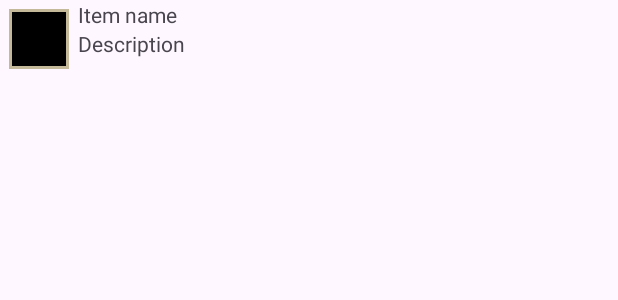
After one commit to quangson258369/tft-app-android, an Android app: the layout item_items.xml on its own in the app's theme, with its tools: preview values and no code run, on a phone screen of 412 x 824 dp. The commit adds this screen. Shown: the top 300 px of the screen. Run offline under Robolectric (Android 15) with nearby library versions, the phone set to English and light mode, and no system bars.

Commit message:
ItemView and SearchItem

```diff
--- a/MyApplication7/app/src/main/java/com/example/myapplication/Models/Item.java
+++ b/MyApplication7/app/src/main/java/com/example/myapplication/Models/Item.java
@@ -1,4 +1,6 @@
 package com.example.myapplication.Models;
+
+import android.graphics.Bitmap;
 
 import java.util.List;
 
--- /dev/null
+++ b/MyApplication7/app/src/main/res/layout/item_items.xml
@@ -0,0 +1,39 @@
+<?xml version="1.0" encoding="utf-8"?>
+<LinearLayout xmlns:android="http://schemas.android.com/apk/res/android"
+    android:layout_width="match_parent"
+    android:layout_height="wrap_content"
+    android:orientation="vertical"
+    >
+
+    <FrameLayout
+        android:id="@+id/FLitem"
+        android:layout_width="wrap_content"
+        android:layout_height="wrap_content">
+        <RelativeLayout
+            android:layout_width="match_parent"
+            android:layout_height="match_parent">
+        <TextView
+            android:layout_width="wrap_content"
+            android:layout_height="wrap_content"
+            android:id="@+id/textViewName"
+            android:text="Item name"
+            android:layout_toEndOf="@+id/imgBaseItem"/>
+            <TextView
+                android:layout_width="wrap_content"
+                android:layout_height="wrap_content"
+                android:id="@+id/textViewDescription"
+                android:text="Description"
+                android:layout_below="@+id/textViewName"
+                android:layout_toEndOf="@+id/imgBaseItem"/>
+        <ImageView
+            android:id="@+id/imgBaseItem"
+            android:layout_width="40dp"
+            android:layout_height="40dp"
+            android:layout_margin="6dp"
+            android:background="@drawable/shape_stroke_color_accent"
+            android:foreground="@drawable/ripple_background"
+            android:src="@drawable/none" />
+        </RelativeLayout>
+
+    </FrameLayout>
+</LinearLayout>
--- a/MyApplication7/app/src/main/res/values-night/themes.xml
+++ b/MyApplication7/app/src/main/res/values-night/themes.xml
@@ -1,6 +1,6 @@
 <resources xmlns:tools="http://schemas.android.com/tools">
     <!-- Base application theme. -->
-    <style name="Base.Theme.MyApplication" parent="Theme.Material3.DayNight.NoActionBar">
+    <style name="Base.Theme.MyApplication" parent="Theme.Material3.DayNight">
         <!-- Customize your dark theme here. -->
         <!-- <item name="colorPrimary">@color/my_dark_primary</item> -->
     </style>
--- a/MyApplication7/app/src/main/res/values/strings.xml
+++ b/MyApplication7/app/src/main/res/values/strings.xml
@@ -1,3 +1,4 @@
 <resources>
     <string name="app_name">My Application</string>
+    <string name="action_search">Search</string>
 </resources>
--- a/MyApplication7/app/src/main/res/values/themes.xml
+++ b/MyApplication7/app/src/main/res/values/themes.xml
@@ -1,6 +1,6 @@
 <resources xmlns:tools="http://schemas.android.com/tools">
     <!-- Base application theme. -->
-    <style name="Base.Theme.MyApplication" parent="Theme.Material3.DayNight.NoActionBar">
+    <style name="Base.Theme.MyApplication" parent="Theme.Material3.DayNight">
         <!-- Customize your light theme here. -->
         <!-- <item name="colorPrimary">@color/my_light_primary</item> -->
     </style>
```
Also changed, not shown: MyApplication7/app/src/main/java/com/example/myapplication/ItemManager.java (added, +137 -0 lines), MyApplication7/app/src/main/java/com/example/myapplication/Models/ItemCompUse.java (added, +39 -0 lines), MyApplication7/app/src/main/java/com/example/myapplication/adapter/Item_Adapter.java (added, +97 -0 lines), MyApplication7/app/src/main/res/layout/activity_item_manager.xml (added, +16 -0 lines), MyApplication7/app/src/main/res/menu/item_menu.xml (added, +10 -0 lines).
